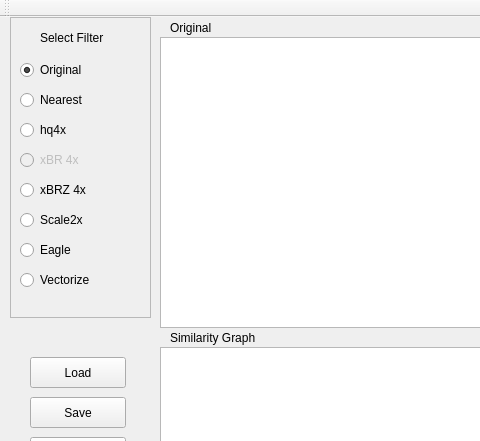
This is MainWindow.ui in marcoc2/dpixel as Qt 5 draws it before an edit; both pictures show x 0 to 480 and y 0 to 441 of the 1223 by 692 pixel window. The edited form follows.
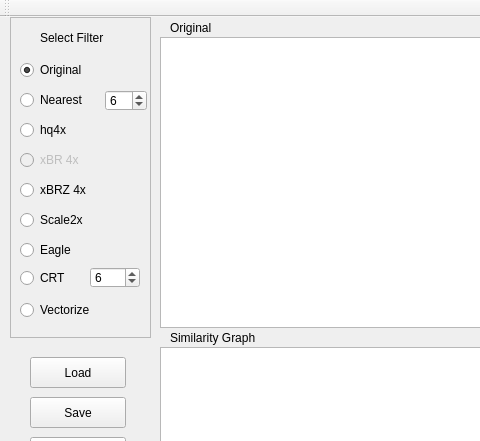
This is the edited form.

Commit message: Resolves resize of window. Implements CRT filter. Add scale factor spin

```diff
--- a/MainWindow.ui
+++ b/MainWindow.ui
@@ -211,7 +211,7 @@
       <x>10</x>
       <y>0</y>
       <width>141</width>
-      <height>301</height>
+      <height>321</height>
      </rect>
     </property>
     <property name="frameShape">
@@ -251,7 +251,7 @@
       <rect>
        <x>10</x>
        <y>40</y>
-       <width>113</width>
+       <width>81</width>
        <height>26</height>
       </rect>
      </property>
@@ -267,7 +267,7 @@
       <rect>
        <x>10</x>
        <y>70</y>
-       <width>141</width>
+       <width>81</width>
        <height>26</height>
       </rect>
      </property>
@@ -337,7 +337,7 @@
      <property name="geometry">
       <rect>
        <x>10</x>
-       <y>250</y>
+       <y>280</y>
        <width>113</width>
        <height>26</height>
       </rect>
@@ -346,6 +346,45 @@
       <string>Vectorize</string>
      </property>
     </widget>
+    <widget class="QRadioButton" name="radioButtonCRT">
+     <property name="geometry">
+      <rect>
+       <x>10</x>
+       <y>250</y>
+       <width>61</width>
+       <height>22</height>
+      </rect>
+     </property>
+     <property name="text">
+      <string>CRT</string>
+     </property>
+    </widget>
+    <widget class="QSpinBox" name="spinBoxScaleFactor">
+     <property name="geometry">
+      <rect>
+       <x>80</x>
+       <y>250</y>
+       <width>50</width>
+       <height>21</height>
+      </rect>
+     </property>
+     <property name="value">
+      <number>6</number>
+     </property>
+    </widget>
+    <widget class="QSpinBox" name="spinBoxNearestScaleFactor">
+     <property name="geometry">
+      <rect>
+       <x>95</x>
+       <y>73</y>
+       <width>42</width>
+       <height>21</height>
+      </rect>
+     </property>
+     <property name="value">
+      <number>6</number>
+     </property>
+    </widget>
    </widget>
    <widget class="QGraphicsView" name="graphicsViewOriginal">
     <property name="geometry">
```
Left out of the diff: 2 changed lines with no effect on the pictures. The commit also changes 15 other files.
